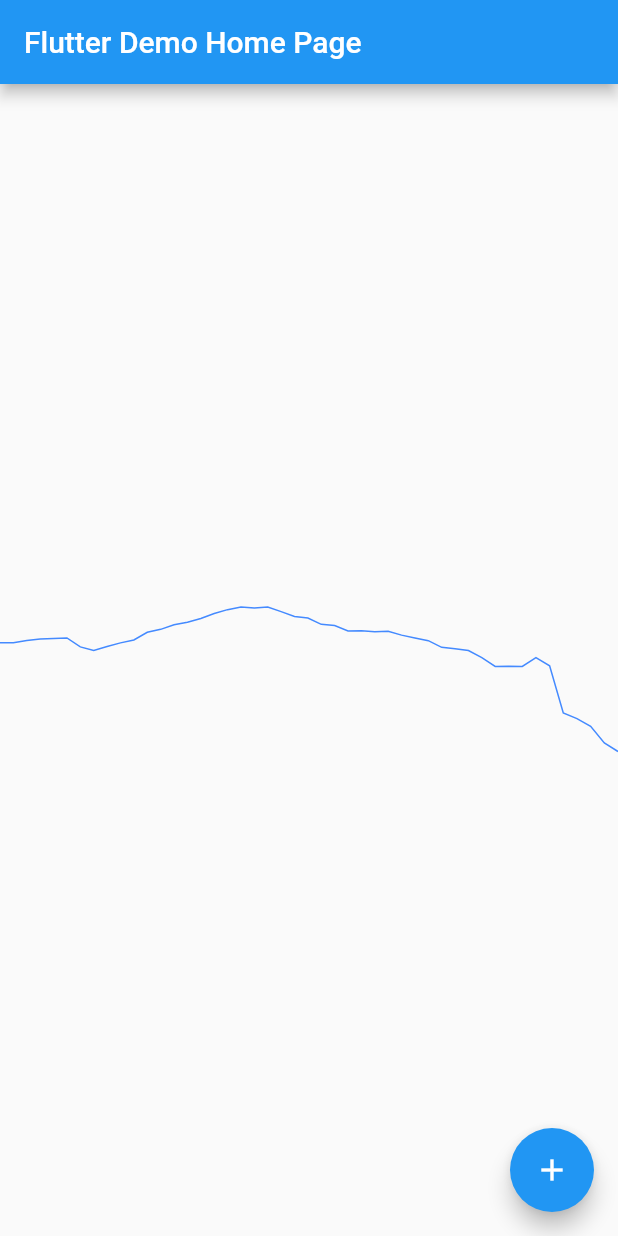
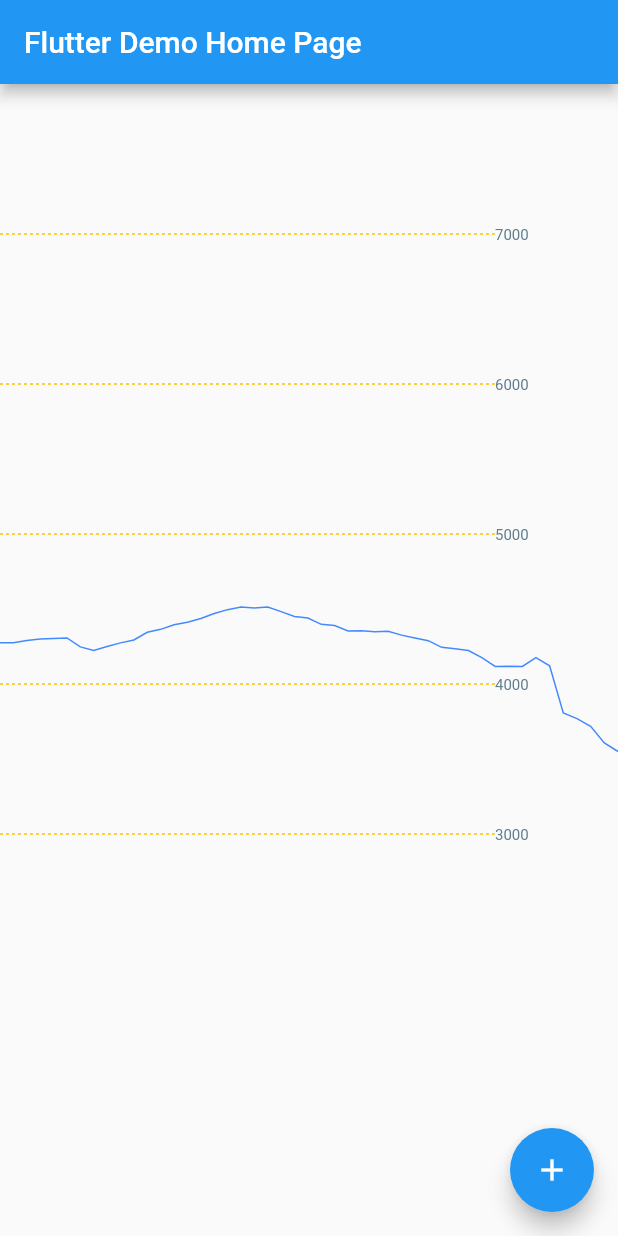
Before and after one commit to WosLovesLife/flutter_altitude_graph, a Flutter app: the screen it shows after launch, on a phone screen of 412 x 824 dp. Run offline on Flutter 3.47's test engine with Material 2 defaults, Android fonts, the phone set to English and light mode, and no system bars.

Commit message:
绘制背景和简单线条

```diff
--- a/lib/elevation_graph.dart
+++ b/lib/elevation_graph.dart
@@ -31,7 +31,7 @@ class ElevationPainter extends CustomPainter {
 
   Paint mLevelLinePaint = Paint()
     ..color = Colors.amber
-    ..strokeWidth = 3.0
+    ..strokeWidth = 1.0
     ..style = PaintingStyle.stroke;
 
   ElevationPoint lastPoint;
@@ -40,23 +40,66 @@ class ElevationPainter extends CustomPainter {
 
   @override
   void paint(Canvas canvas, Size size) {
-//    canvas.drawLine(Offset(0.0, 500.0), Offset(350.0, 500.0), mLevelLinePaint);
-//    canvas.drawLine(Offset(0.0, 400.0), Offset(350.0, 400.0), mLevelLinePaint);
-//    canvas.drawLine(Offset(0.0, 300.0), Offset(350.0, 300.0), mLevelLinePaint);
-//    canvas.drawLine(Offset(0.0, 200.0), Offset(350.0, 200.0), mLevelLinePaint);
-//    canvas.drawLine(Offset(0.0, 100.0), Offset(350.0, 100.0), mLevelLinePaint);
+    drawAxis(canvas, size);
+
+    drawLines(size, canvas);
+  }
+
+  /// 绘制背景数轴
+  void drawAxis(Canvas canvas, Size size) {
     canvas.save();
-    canvas.drawPath(dottedLine(350, 500.0, 3.0, 3.0), mLevelLinePaint);
+    canvas.drawPath(dottedLine(330.0, 100.0, 2.0, 2.0), mLevelLinePaint);
+    generateLevelText("7000")
+      ..layout()
+      ..paint(canvas, Offset(330.0, 95.0));
+    canvas.drawPath(dottedLine(330.0, 200.0, 2.0, 2.0), mLevelLinePaint);
+    generateLevelText("6000")
+      ..layout()
+      ..paint(canvas, Offset(330.0, 195.0));
+    canvas.drawPath(dottedLine(330.0, 300.0, 2.0, 2.0), mLevelLinePaint);
+    generateLevelText("5000")
+      ..layout()
+      ..paint(canvas, Offset(330.0, 295.0));
+    canvas.drawPath(dottedLine(330.0, 400.0, 2.0, 2.0), mLevelLinePaint);
+    generateLevelText("4000")
+      ..layout()
+      ..paint(canvas, Offset(330.0, 395.0));
+    canvas.drawPath(dottedLine(330.0, 500.0, 2.0, 2.0), mLevelLinePaint);
+    generateLevelText("3000")
+      ..layout()
+      ..paint(canvas, Offset(330.0, 495.0));
     canvas.restore();
-//    canvas.drawPath(dottedLine(350, 400.0, 3.0, 3.0), mLevelLinePaint);
-//    canvas.drawPath(dottedLine(350, 300.0, 3.0, 3.0), mLevelLinePaint);
-//    canvas.drawPath(dottedLine(350, 200.0, 3.0, 3.0), mLevelLinePaint);
-//    canvas.drawPath(dottedLine(350, 100.0, 3.0, 3.0), mLevelLinePaint);
+  }
 
+  Path dottedLine(double width, double y, double cutWidth, double interval) {
+    var path = Path();
+    var d = width / (cutWidth + interval);
+    path.moveTo(0.0, y);
+    for (int i = 0; i < d; i++) {
+      path.relativeLineTo(cutWidth, 0.0);
+      path.relativeMoveTo(interval, 0.0);
+    }
+    return path;
+  }
+
+  TextPainter generateLevelText(String text) {
+    return TextPainter(
+      textAlign: TextAlign.left,
+      textDirection: TextDirection.ltr,
+      text: TextSpan(
+        text: text,
+        style: TextStyle(
+          color: Colors.blueGrey,
+          fontSize: 10.0,
+        ),
+      ),
+    );
+  }
+
+  /// 绘制海拔图连线部分
+  void drawLines(Size size, Canvas canvas) {
     double ratioX = size.width * 1.0 / elevationPointList.last.point.dx;
     double ratioY = size.height / 1000.0;
-
-    print("ratioX = $ratioX; ratioY = $ratioY");
 
     var firstPoint = elevationPointList.first.point;
     var path = Path();
@@ -70,17 +113,6 @@ class ElevationPainter extends CustomPainter {
     canvas.restore();
   }
 
-  Path dottedLine(int width, double y, double cutWidth, double interval) {
-    var path = Path();
-    var d = (cutWidth + interval) / width;
-    path.moveTo(0.0, y);
-    for (int i = 0; i < d; i++) {
-      path.lineTo(i * cutWidth, y);
-//      path.relativeMoveTo(interval, y);
-    }
-    return path;
-  }
-
   @override
   bool shouldRepaint(CustomPainter oldDelegate) {
     return true;
```
Also changed, not shown: pubspec.lock, 1 other file.
